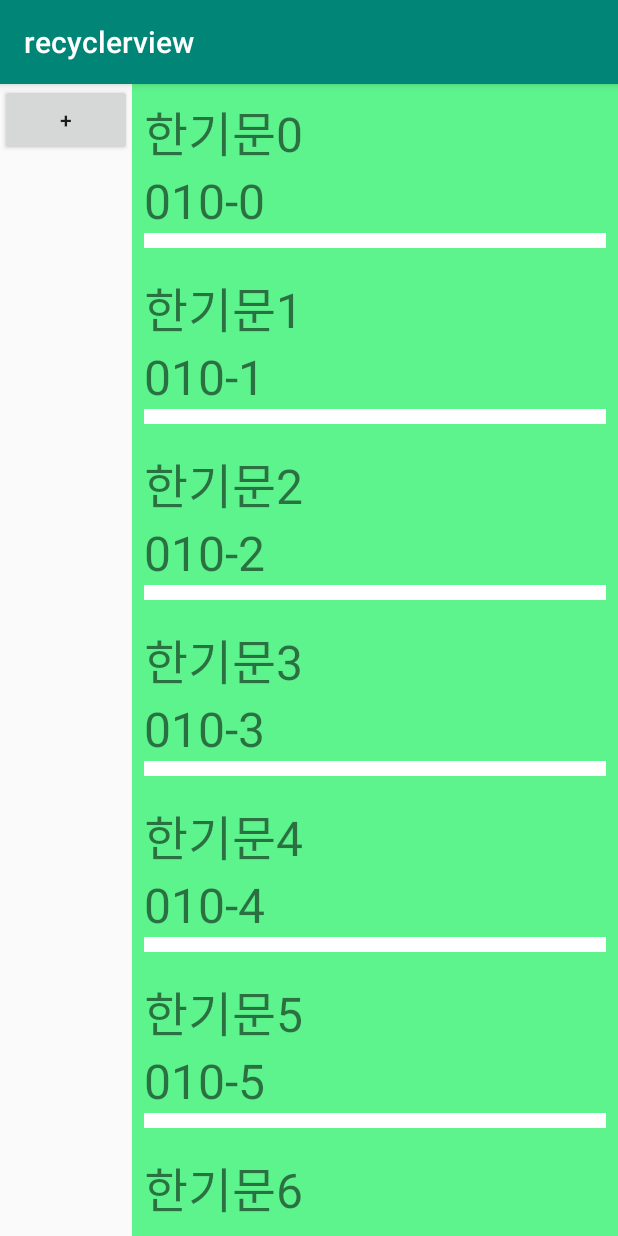
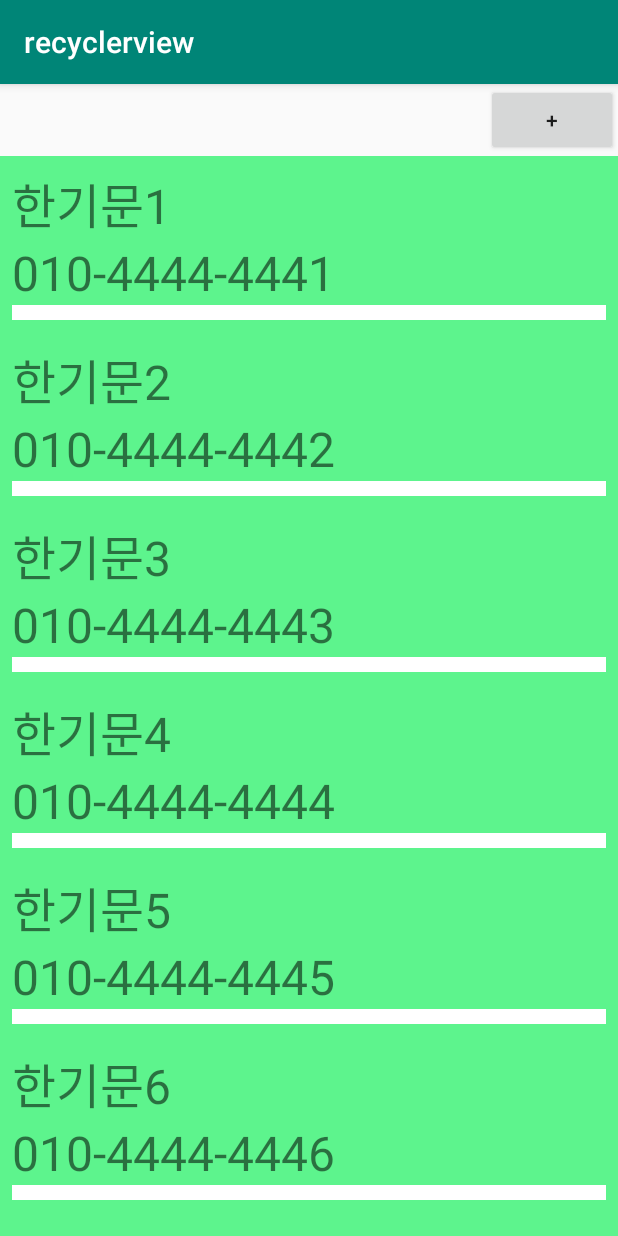
Before and after one commit to GiMunHan90/recyclerview, an Android app: the screen it shows after launch (MainActivity), on a phone screen of 412 x 824 dp. Run offline under Robolectric (Android 15) with nearby library versions, the phone set to English and light mode, and no system bars.

Commit message:
recycle view 완성

```diff
--- a/app/src/main/java/com/gmail/recyclerview/MainActivity.java
+++ b/app/src/main/java/com/gmail/recyclerview/MainActivity.java
@@ -17,7 +17,7 @@ public class MainActivity extends AppCompatActivity {
 
     private RecyclerView recyclerView;
     private MainRecyclerAdapter adapter;
-    private ArrayList<User> users = new ArrayList<>();;
+
     private Button btnInsert;
 
     @Override
@@ -25,33 +25,32 @@ public class MainActivity extends AppCompatActivity {
         super.onCreate(savedInstanceState);
         setContentView(R.layout.activity_main);
 
-        for (int i=0; i<20; i++){
-            User user = new User();
-            user.setName("한기문"+i);
-            user.setPhone("010-"+i);
+        init();
+    }
+
+    public void init() {
+        ArrayList<User> users = new ArrayList<>();
+        for (int i = 0; i < 20; i++) {
+            User user = new User("한기문" + (i+1), "010-4444-444" + (i+1));
             users.add(user);
         }
 
+        recyclerView = (RecyclerView) findViewById(R.id.recycler);
+
         LinearLayoutManager manager = new LinearLayoutManager(MainActivity.this, LinearLayoutManager.VERTICAL, false);
-
-        recyclerView = (RecyclerView)findViewById(R.id.recycler);
         recyclerView.setLayoutManager(manager);
 
-        adapter = new MainRecyclerAdapter(MainActivity.this, users,recyclerView);
+        adapter = new MainRecyclerAdapter(MainActivity.this, users); //객체 생성
         recyclerView.setAdapter(adapter);
 
         btnInsert = findViewById(R.id.btnInsert);
         btnInsert.setOnClickListener(new View.OnClickListener() {
             @Override
             public void onClick(View view) {
-                Log.d("test","success");
-                User user = new User();
-                user.setName("한기문"+users.size());
-                user.setPhone("010-"+users.size());
+                User user = new User("한기문" + (adapter.getItemCount()+1),"010-4444-444"+(adapter.getItemCount()+1));
 
                 adapter.addUser(user);
-
-                Log.d("test","유저 수 : "+users.size());
+                recyclerView.scrollToPosition(adapter.getItemCount()-1);
             }
         });
     }
--- a/app/src/main/java/com/gmail/recyclerview/MainRecyclerAdapter.java
+++ b/app/src/main/java/com/gmail/recyclerview/MainRecyclerAdapter.java
@@ -6,6 +6,7 @@ import android.content.Context;
 import android.support.annotation.NonNull;
 import android.support.design.widget.Snackbar;
 import android.support.v7.widget.RecyclerView;
+import android.util.Log;
 import android.view.LayoutInflater;
 import android.view.View;
 import android.view.ViewGroup;
@@ -18,19 +19,16 @@ public class MainRecyclerAdapter extends RecyclerView.Adapter {
 
     private Context context;
     private ArrayList<User> users;
-    private RecyclerView recyclerView;
 
-    public MainRecyclerAdapter(Context context, ArrayList<User> us, RecyclerView rv) {
+    public MainRecyclerAdapter(Context context, ArrayList<User> us) {
         this.context = context;
         this.users = us;
-        this.recyclerView = rv;
     }
 
     public void addUser(User user){
         //notifyDataSetChanged();
         users.add(user);
         notifyItemInserted(users.indexOf(user));
-        recyclerView.scrollToPosition(users.size());
     }
 
     public void deleteUser(User user){
@@ -40,7 +38,6 @@ public class MainRecyclerAdapter extends RecyclerView.Adapter {
 
     @Override
     public RecyclerView.ViewHolder onCreateViewHolder(ViewGroup parent, int viewType) {
-
         View v = LayoutInflater.from(context).inflate(R.layout.recyclerview_item, parent, false);
         ViewHolder holder = new ViewHolder(v);
         return holder;
@@ -48,7 +45,6 @@ public class MainRecyclerAdapter extends RecyclerView.Adapter {
 
     @Override
     public void onBindViewHolder(@NonNull RecyclerView.ViewHolder viewHolder, int position) {
-
         ViewHolder mHolder = (ViewHolder) viewHolder;
         mHolder.name.setText(users.get(position).getName());
         mHolder.phone.setText(users.get(position).getPhone());
@@ -61,7 +57,6 @@ public class MainRecyclerAdapter extends RecyclerView.Adapter {
 
 
     class ViewHolder extends RecyclerView.ViewHolder{
-
         public TextView name;
         public TextView phone;
 
@@ -75,8 +70,8 @@ public class MainRecyclerAdapter extends RecyclerView.Adapter {
                 @Override
                 public boolean onLongClick(View view) {
                     //Toast.makeText(context,"testing",Toast.LENGTH_LONG).show();
-                    final Snackbar snackbar = Snackbar.make(view, "할말", Snackbar.LENGTH_INDEFINITE);
-                    snackbar.setAction("확인", new View.OnClickListener() {
+                    final Snackbar snackbar = Snackbar.make(view, "지울게!", Snackbar.LENGTH_INDEFINITE);
+                    snackbar.setAction("응!", new View.OnClickListener() {
                         @Override
                         public void onClick(View view) {
                             deleteUser(users.get(getLayoutPosition()));
--- a/app/src/main/java/com/gmail/recyclerview/User.java
+++ b/app/src/main/java/com/gmail/recyclerview/User.java
@@ -3,6 +3,13 @@ package com.gmail.recyclerview;
 public class User {
     private String name;
     private String phone;
+
+    public User() { }
+
+    public User(String name, String phone) {
+        this.name = name;
+        this.phone = phone;
+    }
 
     public String getName() {
         return name;
--- a/app/src/main/res/layout/activity_main.xml
+++ b/app/src/main/res/layout/activity_main.xml
@@ -4,12 +4,14 @@
     xmlns:tools="http://schemas.android.com/tools"
     android:layout_width="match_parent"
     android:layout_height="match_parent"
+    android:orientation="vertical"
     tools:context=".MainActivity">
 
     <Button
         android:layout_width="wrap_content"
         android:layout_height="wrap_content"
         android:id="@+id/btnInsert"
+        android:layout_gravity="end"
         android:text="+"/>
 
     <android.support.v7.widget.RecyclerView
--- a/app/src/main/res/layout/recyclerview_item.xml
+++ b/app/src/main/res/layout/recyclerview_item.xml
@@ -11,16 +11,14 @@
         android:layout_width="wrap_content"
         android:layout_height="wrap_content"
         android:id="@+id/name"
-        android:textSize="32sp"
-        tools:ignore="MissingConstraints"
-        android:text="이름 : 한기문"/>
+        android:textSize="32sp" />
+
     <TextView
         android:layout_width="wrap_content"
         android:layout_height="wrap_content"
         android:id="@+id/phone"
-        android:textSize="32sp"
-        tools:ignore="MissingConstraints"
-        android:text="핸드폰 : 01031014871"/>
+        android:textSize="32sp" />
+
     <TextView
         android:layout_width="match_parent"
         android:layout_height="10dp"
```
